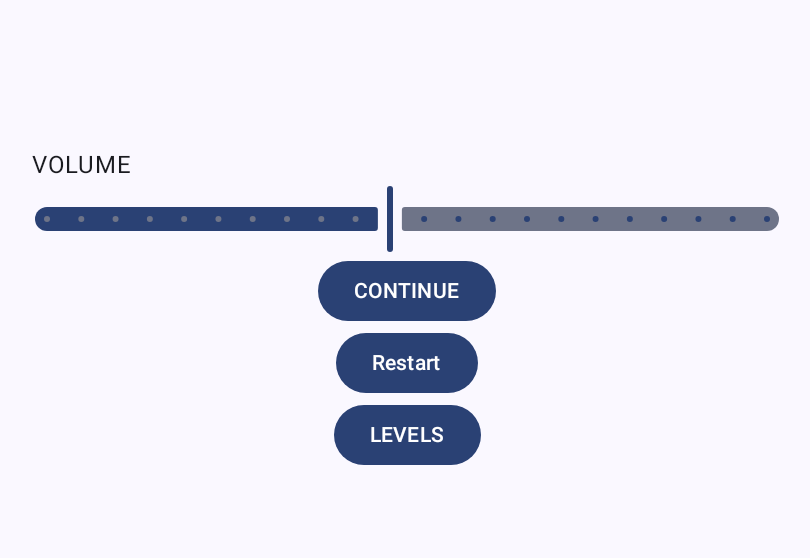
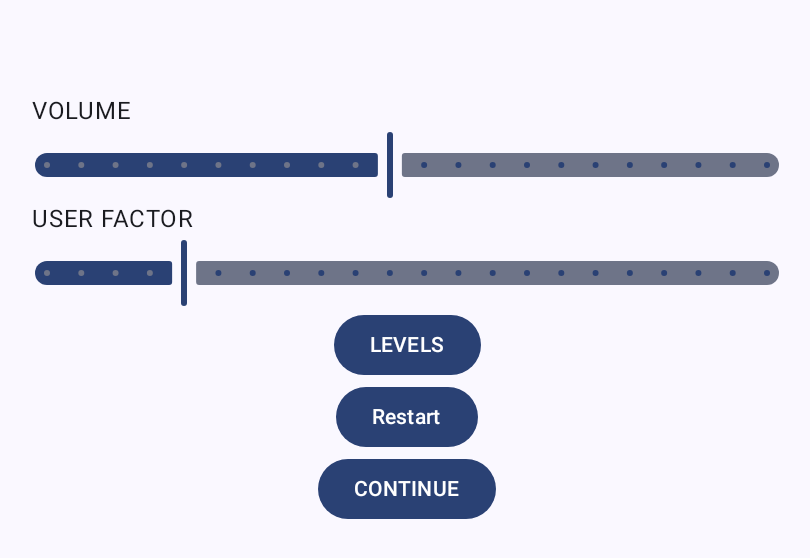
Before and after one commit to DavvveN/2D-Golf, an Android app built with Jetpack Compose: the composable SettingsView shown on its own in the app's theme, after a tap on "LEVELS", on a phone screen of 824 x 412 dp (held sideways). Shown: the top 558 px of the screen, without its empty margins (211-1021 px from the left). Run offline under Robolectric (Android 15) with nearby library versions, the phone set to English and light mode, and no system bars.

Commit message:
changed movement Arrow and added victory screen, also added sensitivity setting that changes USERFACTOR

```diff
--- a/app/src/main/java/com/example/a2d_golf/GameViewModel.kt
+++ b/app/src/main/java/com/example/a2d_golf/GameViewModel.kt
@@ -1,6 +1,7 @@
 package com.example.a2d_golf
 
 import android.app.Application
+import android.util.Log
 import androidx.lifecycle.AndroidViewModel
 import com.example.a2d_golf.consts.MiscConst
 import com.example.a2d_golf.consts.PhysicsConst
@@ -8,6 +9,7 @@ import com.example.a2d_golf.userinterface.Goal
 import com.example.a2d_golf.userinterface.Line
 import kotlinx.coroutines.flow.MutableStateFlow
 import kotlinx.coroutines.flow.asStateFlow
+import kotlin.math.abs
 
 enum class GameStatus {
     START,
@@ -19,7 +21,10 @@ enum class GameStatus {
 data class GameState(
     var status: GameStatus = GameStatus.START,
     val levelData: LevelData,
-    var currentLevel: Int = 1
+    var currentLevel: Int = 1,
+    var victory : Boolean = false,
+    var promptRestart : Boolean = false,
+    var userFactor : Float = PhysicsConst().USERFACTOR
 )
 
 data class SettingsState(
@@ -41,8 +46,6 @@ class GameViewModel(application: Application) : AndroidViewModel(application) {
     var settingsState = _settingState.asStateFlow()
 
     private val physicsConst = PhysicsConst()
-
-    var showVictoryScreen : Boolean = false
 
     private var _movementArrowState = MutableStateFlow(
         MovementArrowState(
@@ -75,29 +78,33 @@ class GameViewModel(application: Application) : AndroidViewModel(application) {
         startGame()
     }
 
-    fun victoryScreen(t : Boolean){
-        showVictoryScreen = t
+    fun startGame() {
+        _gameState.value = gameState.value.copy(status = GameStatus.GAME, promptRestart = false)
     }
 
-    fun startGame() {
-        _gameState.value = gameState.value.copy(status = GameStatus.GAME)
-    }
-
-    fun levelView() {
-        _gameState.value = gameState.value.copy(status = GameStatus.LEVELS)
+    fun levelView(victory : Boolean) {
+        _gameState.value = gameState.value.copy(status = GameStatus.LEVELS, victory = victory)
     }
 
     fun showSettings() {
         _gameState.value = gameState.value.copy(status = GameStatus.SETTINGS)
     }
+    fun promptRestart(){
+        _gameState.value = gameState.value.copy(promptRestart = true)
+    }
+
 
     //Handles more than falling: also applies a user force
     private fun handleMovement(deltaTime: Float) {
 
+        if((bState.value.velocity.xPos != 0f && abs(bState.value.velocity.xPos) < 0.000001f)||bState.value.position.xPos < 0f || bState.value.position.xPos > 2500f){
+            promptRestart()
+        }
+
         val gravityForce = Vector2.VectorConst.UP.scale(physicsConst.GRAVITY)
         val newVelocity = bState.value.velocity.add(gravityForce.scale(deltaTime))
 
-        val uF = bState.value.userForce.scale(physicsConst.USERFACTOR).scale(deltaTime)
+        val uF = bState.value.userForce.scale(gameState.value.userFactor).scale(deltaTime)
         newVelocity.add(uF)
 
         _bState.value.userForce = Vector2.VectorConst.EMPTY
@@ -134,7 +141,7 @@ class GameViewModel(application: Application) : AndroidViewModel(application) {
                 if (d is Line) {
                     _bState.value = d.handleCollision(_bState).value
                 } else if (d is Goal) {
-                    levelView()
+                    levelView(victory = true)
                 }
 
                 //TODO SOUND EFFECT IF DISPLAY = OFF
--- a/app/src/main/java/com/example/a2d_golf/LevelData.kt
+++ b/app/src/main/java/com/example/a2d_golf/LevelData.kt
@@ -25,7 +25,7 @@ data class LevelData(
         listOf(
             Line(Point(0f, 800f), Point(565f, 800f)),
             Line(Point(565f, 800f), Point(600f, 850f)),
-            Line(Point(600f, 850f), Point(800f, 850f)),
+            Goal(Point(600f, 850f), Point(800f, 850f)),
             Line(Point(800f, 850f), Point(900f, 400f)),
             Line(Point(900f, 400f), Point(1100f, 300f)),
             Line(Point(1100f, 300f), Point(1200f, 200f)),
--- a/app/src/main/java/com/example/a2d_golf/consts/PhysicsConst.kt
+++ b/app/src/main/java/com/example/a2d_golf/consts/PhysicsConst.kt
@@ -3,6 +3,6 @@ package com.example.a2d_golf.consts
 data class PhysicsConst(
     val GRAVITY : Float  = 500f,
     val BOUNCE_FACTOR : Float = 0.8f,
-    val USERFACTOR : Float = 250f
+    val USERFACTOR : Float = 200f
 ) {
 }
--- a/app/src/main/java/com/example/a2d_golf/userinterface/GameView.kt
+++ b/app/src/main/java/com/example/a2d_golf/userinterface/GameView.kt
@@ -52,8 +52,8 @@ fun GameView(
             SettingButton(viewModel = viewModel)
             Flag(viewModel = viewModel, gameState = gameState)
 
-            if(viewModel.showVictoryScreen){
-
+            if(gameState.promptRestart){
+                PromptRestart(viewModel = viewModel)
             }
         }
 
--- a/app/src/main/java/com/example/a2d_golf/userinterface/SettingsView.kt
+++ b/app/src/main/java/com/example/a2d_golf/userinterface/SettingsView.kt
@@ -22,11 +22,16 @@ import androidx.compose.ui.platform.LocalContext
 import androidx.compose.ui.unit.dp
 import com.example.a2d_golf.GameViewModel
 import com.example.a2d_golf.R
+import com.example.a2d_golf.consts.PhysicsConst
 
 
 @Composable
 fun SettingsView(viewModel: GameViewModel) {
     val sS = viewModel._settingState.collectAsState()
+    val gS = viewModel._gameState.collectAsState()
+    if (gS.value.promptRestart) {
+        viewModel.restart()
+    }
     Box(
         modifier = Modifier
             .fillMaxSize()
@@ -54,6 +59,38 @@ fun SettingsView(viewModel: GameViewModel) {
                     valueRange = 0f..1f,
                 )
             }
+            Column(
+                modifier = Modifier.width(500.dp),
+                horizontalAlignment = Alignment.Start
+            ) {
+                Text("USER FACTOR")
+
+                Slider(
+                    value = gS.value.userFactor,
+                    onValueChange = {
+                        it.also {
+                            viewModel._gameState.value = gS.value.copy(userFactor = it)
+                        }
+                    },
+                    steps = 20,
+                    valueRange = 100f..600f,
+                )
+            }
+
+            Button(
+                onClick = {
+                    viewModel.levelView(victory = false)
+                }
+            ) {
+                Text("LEVELS")
+            }
+            Button(
+                onClick = {
+                    viewModel.restart()
+                }
+            ) {
+                Text("Restart")
+            }
             Button(
                 onClick = {
                     viewModel.startGame()
@@ -61,21 +98,6 @@ fun SettingsView(viewModel: GameViewModel) {
             ) {
                 Text("CONTINUE")
             }
-            Button(
-                onClick = {
-                    viewModel.restart()
-                }
-            ){
-                Text("Restart")
-            }
-
-            Button(
-                onClick = {
-                    viewModel.levelView()
-                }
-            ){
-                Text("LEVELS")
-            }
 
 
         }
```
Also changed, not shown: app/src/main/java/com/example/a2d_golf/userinterface/LevelSelectorView.kt (+43 -3 lines), app/src/main/java/com/example/a2d_golf/userinterface/MovementArrow.kt (+44 -35 lines), app/src/main/java/com/example/a2d_golf/userinterface/PromptRestart.kt (added, +58 -0 lines).
